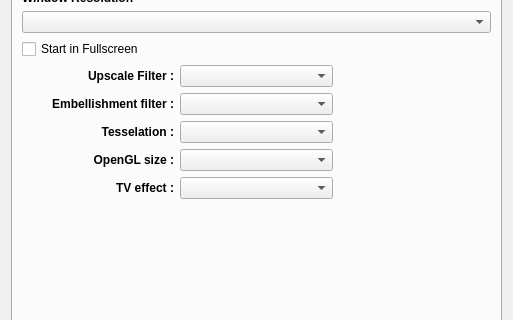
The window that yabause/src/qt/ui/UISettings.ui (Yabause/yabause) describes before a commit, drawn with Qt 5; both pictures show x 0 to 513 and y 151 to 471 of the 513 by 563 pixel window.
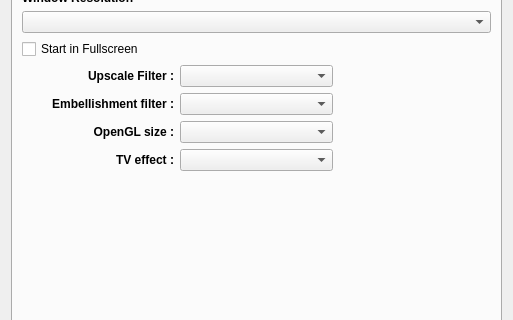
The same window after the commit. The open tabs and pages were chosen to show the change. Custom widgets are drawn as their Qt base class.

Commit message: Remove related tesselation option

Patch:
```diff
--- a/yabause/src/qt/ui/UISettings.ui
+++ b/yabause/src/qt/ui/UISettings.ui
@@ -341,28 +341,6 @@
        <item row="20" column="1">
         <widget class="QComboBox" name="cbUpscaleMode"/>
        </item>
-		<item row="21" column="0">
-			<widget class="QLabel" name="Tesselation">
-				<property name="font">
-				<font>
-					<weight>75</weight>
-					<bold>true</bold>
-				</font>
-				</property>
-				<property name="text">
-					<string>Tesselation :</string>
-				</property>
-				<property name="textFormat">
-					<enum>Qt::PlainText</enum>
-				</property>
-				<property name="alignment" >
-					<set>Qt::AlignRight|Qt::AlignVCenter</set>
-				</property>
-			</widget>
-		</item>
-       <item row="21" column="1">
-        <widget class="QComboBox" name="cbPolygonGeneration"/>
-       </item>
 		<item row="22" column="0">
 			<widget class="QLabel" name="OpenGLSize">
 				<property name="font">
```
The commit also changes 1 other file.
